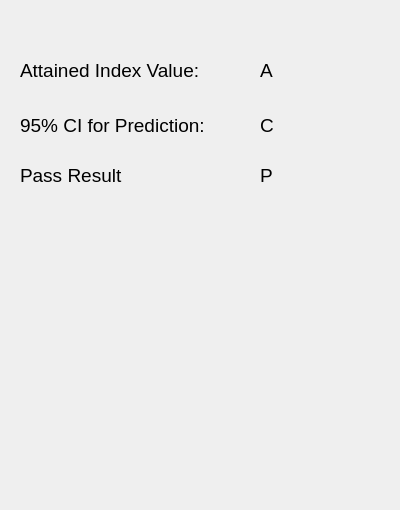
This is src/app/ui/resultsWidget.ui in Conoship/pias as Qt 5 draws it before an edit. The edited form follows.
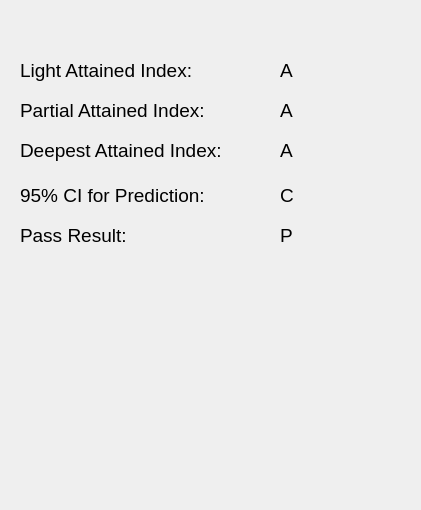
This is the edited form.

Commit message: Modified the UI according to the client meeting feedback and the respective backend code

Diff of the .ui file:
```diff
--- a/src/app/ui/resultsWidget.ui
+++ b/src/app/ui/resultsWidget.ui
@@ -6,7 +6,7 @@
    <rect>
     <x>0</x>
     <y>0</y>
-    <width>400</width>
+    <width>421</width>
     <height>510</height>
    </rect>
   </property>
@@ -28,14 +28,14 @@
     </font>
    </property>
    <property name="text">
-    <string>Attained Index Value:</string>
+    <string>Light Attained Index:</string>
    </property>
   </widget>
   <widget class="QLabel" name="predictionLabel">
    <property name="geometry">
     <rect>
      <x>20</x>
-     <y>100</y>
+     <y>170</y>
      <width>241</width>
      <height>51</height>
     </rect>
@@ -52,7 +52,7 @@
   <widget class="QLabel" name="prediction">
    <property name="geometry">
     <rect>
-     <x>260</x>
+     <x>280</x>
      <y>50</y>
      <width>131</width>
      <height>41</height>
@@ -70,8 +70,8 @@
   <widget class="QLabel" name="confidence">
    <property name="geometry">
     <rect>
-     <x>260</x>
-     <y>100</y>
+     <x>280</x>
+     <y>170</y>
      <width>131</width>
      <height>51</height>
     </rect>
@@ -89,7 +89,7 @@
    <property name="geometry">
     <rect>
      <x>20</x>
-     <y>150</y>
+     <y>210</y>
      <width>241</width>
      <height>51</height>
     </rect>
@@ -100,14 +100,14 @@
     </font>
    </property>
    <property name="text">
-    <string>Pass Result</string>
+    <string>Pass Result:</string>
    </property>
   </widget>
   <widget class="QLabel" name="passResult">
    <property name="geometry">
     <rect>
-     <x>260</x>
-     <y>150</y>
+     <x>280</x>
+     <y>210</y>
      <width>131</width>
      <height>51</height>
     </rect>
@@ -121,6 +121,78 @@
     <string>P</string>
    </property>
   </widget>
+  <widget class="QLabel" name="partialPredictionLabel">
+   <property name="geometry">
+    <rect>
+     <x>280</x>
+     <y>90</y>
+     <width>131</width>
+     <height>41</height>
+    </rect>
+   </property>
+   <property name="font">
+    <font>
+     <pointsize>14</pointsize>
+    </font>
+   </property>
+   <property name="text">
+    <string>A</string>
+   </property>
+  </widget>
+  <widget class="QLabel" name="partialAttainedIndexLabel">
+   <property name="geometry">
+    <rect>
+     <x>20</x>
+     <y>90</y>
+     <width>241</width>
+     <height>41</height>
+    </rect>
+   </property>
+   <property name="font">
+    <font>
+     <pointsize>14</pointsize>
+    </font>
+   </property>
+   <property name="text">
+    <string>Partial Attained Index:</string>
+   </property>
+  </widget>
+  <widget class="QLabel" name="deepestAttainedIndexLabel">
+   <property name="geometry">
+    <rect>
+     <x>20</x>
+     <y>130</y>
+     <width>251</width>
+     <height>41</height>
+    </rect>
+   </property>
+   <property name="font">
+    <font>
+     <pointsize>14</pointsize>
+    </font>
+   </property>
+   <property name="text">
+    <string>Deepest Attained Index:</string>
+   </property>
+  </widget>
+  <widget class="QLabel" name="deepestPredictionLabel">
+   <property name="geometry">
+    <rect>
+     <x>280</x>
+     <y>130</y>
+     <width>131</width>
+     <height>41</height>
+    </rect>
+   </property>
+   <property name="font">
+    <font>
+     <pointsize>14</pointsize>
+    </font>
+   </property>
+   <property name="text">
+    <string>A</string>
+   </property>
+  </widget>
  </widget>
  <resources/>
  <connections/>
```
Left out of the diff: 4 changed lines with no effect on the pictures. The commit also changes 4 other files.
